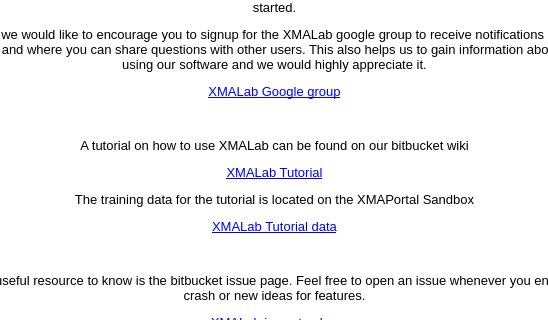
XROMMPackages/xmalab, file src/ui/ui-files/WelcomeDialog.ui: the form before one commit; both pictures show x 91 to 639 and y 96 to 416 of the 731 by 786 pixel window.
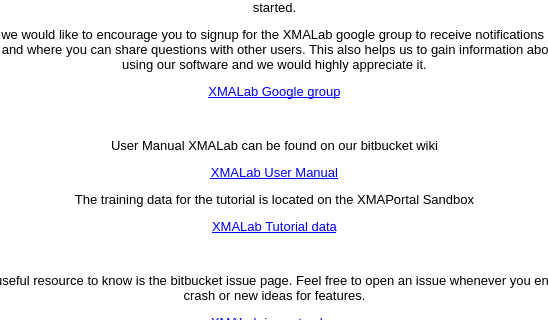
The form after the commit. Icons and pictures are not drawn.

Commit message: fixes #142 : Added more info to AboutDialiog and changed WelcomeDialog text

```diff
--- a/src/ui/ui-files/WelcomeDialog.ui
+++ b/src/ui/ui-files/WelcomeDialog.ui
@@ -100,25 +100,25 @@
            <string>&lt;!DOCTYPE HTML PUBLIC &quot;-//W3C//DTD HTML 4.0//EN&quot; &quot;http://www.w3.org/TR/REC-html40/strict.dtd&quot;&gt;
 &lt;html&gt;&lt;head&gt;&lt;meta name=&quot;qrichtext&quot; content=&quot;1&quot; /&gt;&lt;style type=&quot;text/css&quot;&gt;
 p, li { white-space: pre-wrap; }
-&lt;/style&gt;&lt;/head&gt;&lt;body style=&quot; font-family:'.Lucida Grande UI'; font-size:13pt; font-weight:400; font-style:normal;&quot;&gt;
-&lt;p style=&quot; margin-top:12px; margin-bottom:12px; margin-left:0px; margin-right:0px; -qt-block-indent:0; text-indent:0px;&quot;&gt;&lt;span style=&quot; font-family:'MS Shell Dlg 2'; font-size:12pt; font-weight:600; font-style:italic;&quot;&gt;Welcome to the XMALab&lt;/span&gt;&lt;/p&gt;
-&lt;p align=&quot;center&quot; style=&quot; margin-top:12px; margin-bottom:12px; margin-left:0px; margin-right:0px; -qt-block-indent:0; text-indent:0px;&quot;&gt;&lt;span style=&quot; font-family:'MS Shell Dlg 2'; font-size:10pt;&quot;&gt;Before you start using the program we would like to point you towards several resources which might help you to get started.&lt;/span&gt;&lt;/p&gt;
-&lt;p align=&quot;center&quot; style=&quot; margin-top:12px; margin-bottom:12px; margin-left:0px; margin-right:0px; -qt-block-indent:0; text-indent:0px;&quot;&gt;&lt;span style=&quot; font-family:'MS Shell Dlg 2'; font-size:10pt;&quot;&gt;First of all we would like to encourage you to signup for the XMALab google group to receive notifications about new releases and where you can share questions with other users. This also helps us to gain information about who is using our software and we would highly appreciate it.&lt;/span&gt;&lt;/p&gt;
-&lt;p align=&quot;center&quot; style=&quot; margin-top:12px; margin-bottom:12px; margin-left:0px; margin-right:0px; -qt-block-indent:0; text-indent:0px;&quot;&gt;&lt;a href=&quot;https://groups.google.com/a/brown.edu/forum/?hl=en#!forum/xmalab&quot;&gt;&lt;span style=&quot; font-family:'MS Shell Dlg 2'; font-size:10pt; text-decoration: underline; color:#0000ff;&quot;&gt;XMALab Google group&lt;/span&gt;&lt;/a&gt;&lt;/p&gt;
-&lt;p align=&quot;center&quot; style=&quot;-qt-paragraph-type:empty; margin-top:12px; margin-bottom:12px; margin-left:0px; margin-right:0px; -qt-block-indent:0; text-indent:0px; font-family:'MS Shell Dlg 2'; font-size:10pt; text-decoration: underline; color:#0000ff;&quot;&gt;&lt;br /&gt;&lt;/p&gt;
-&lt;p align=&quot;center&quot; style=&quot; margin-top:12px; margin-bottom:12px; margin-left:0px; margin-right:0px; -qt-block-indent:0; text-indent:0px;&quot;&gt;&lt;span style=&quot; font-family:'MS Shell Dlg 2'; font-size:10pt;&quot;&gt;A tutorial on how to use XMALab can be found on our bitbucket wiki&lt;/span&gt;&lt;/p&gt;
-&lt;p align=&quot;center&quot; style=&quot; margin-top:12px; margin-bottom:12px; margin-left:0px; margin-right:0px; -qt-block-indent:0; text-indent:0px;&quot;&gt;&lt;a href=&quot;https://bitbucket.org/xromm/xmalab/wiki/Home&quot;&gt;&lt;span style=&quot; font-family:'MS Shell Dlg 2'; font-size:10pt; text-decoration: underline; color:#0000ff;&quot;&gt;XMALab Tutorial&lt;/span&gt;&lt;/a&gt;&lt;/p&gt;
-&lt;p align=&quot;center&quot; style=&quot; margin-top:12px; margin-bottom:12px; margin-left:0px; margin-right:0px; -qt-block-indent:0; text-indent:0px;&quot;&gt;&lt;span style=&quot; font-family:'MS Shell Dlg 2'; font-size:10pt;&quot;&gt;The training data for the tutorial is located on the XMAPortal Sandbox&lt;/span&gt;&lt;/p&gt;
-&lt;p align=&quot;center&quot; style=&quot; margin-top:12px; margin-bottom:12px; margin-left:0px; margin-right:0px; -qt-block-indent:0; text-indent:0px;&quot;&gt;&lt;a href=&quot;http://xmaportal.org/sandbox/larequest.php?request=explorePublicStudy&amp;amp;StudyID=49&amp;amp;instit=SANDBOX1&quot;&gt;&lt;span style=&quot; font-family:'MS Shell Dlg 2'; font-size:10pt; text-decoration: underline; color:#0000ff;&quot;&gt;XMALab Tutorial data&lt;/span&gt;&lt;/a&gt;&lt;/p&gt;
-&lt;p align=&quot;center&quot; style=&quot;-qt-paragraph-type:empty; margin-top:12px; margin-bottom:12px; margin-left:0px; margin-right:0px; -qt-block-indent:0; text-indent:0px; font-family:'MS Shell Dlg 2'; font-size:10pt; text-decoration: underline; color:#0000ff;&quot;&gt;&lt;br /&gt;&lt;/p&gt;
-&lt;p align=&quot;center&quot; style=&quot; margin-top:12px; margin-bottom:12px; margin-left:0px; margin-right:0px; -qt-block-indent:0; text-indent:0px;&quot;&gt;&lt;span style=&quot; font-family:'MS Shell Dlg 2'; font-size:10pt;&quot;&gt;Another useful resource to know is the bitbucket issue page. Feel free to open an issue whenever you encounter a crash or new ideas for features.&lt;/span&gt;&lt;/p&gt;
-&lt;p align=&quot;center&quot; style=&quot; margin-top:12px; margin-bottom:12px; margin-left:0px; margin-right:0px; -qt-block-indent:0; text-indent:0px;&quot;&gt;&lt;a href=&quot;https://bitbucket.org/account/signin/?next=/xromm/xmalab/issues/new&quot;&gt;&lt;span style=&quot; font-family:'MS Shell Dlg 2'; font-size:10pt; text-decoration: underline; color:#0000ff;&quot;&gt;XMALab issue tracker&lt;/span&gt;&lt;/a&gt;&lt;/p&gt;
-&lt;p align=&quot;center&quot; style=&quot;-qt-paragraph-type:empty; margin-top:12px; margin-bottom:12px; margin-left:0px; margin-right:0px; -qt-block-indent:0; text-indent:0px; font-family:'MS Shell Dlg 2'; font-size:10pt; text-decoration: underline; color:#0000ff;&quot;&gt;&lt;br /&gt;&lt;/p&gt;
-&lt;p align=&quot;center&quot; style=&quot; margin-top:12px; margin-bottom:12px; margin-left:0px; margin-right:0px; -qt-block-indent:0; text-indent:0px;&quot;&gt;&lt;span style=&quot; font-family:'MS Shell Dlg 2'; font-size:10pt;&quot;&gt;Finally we would like to ask you to please cite our validation paper published in the Journal of Experimental Biology when you use XMALab when publishing your research. &lt;/span&gt;&lt;/p&gt;
-&lt;p align=&quot;center&quot; style=&quot; margin-top:12px; margin-bottom:12px; margin-left:0px; margin-right:0px; -qt-block-indent:0; text-indent:0px;&quot;&gt;&lt;a href=&quot;http://jeb.biologists.org/content/early/2016/09/21/jeb.145383&quot;&gt;&lt;span style=&quot; font-family:'MS Shell Dlg 2'; font-size:10pt; text-decoration: underline; color:#0000ff;&quot;&gt;Validation of XMALab software for marker-based XROMM&lt;/span&gt;&lt;/a&gt;&lt;/p&gt;
-&lt;p align=&quot;center&quot; style=&quot;-qt-paragraph-type:empty; margin-top:12px; margin-bottom:12px; margin-left:0px; margin-right:0px; -qt-block-indent:0; text-indent:0px; font-family:'MS Shell Dlg 2'; font-size:10pt; text-decoration: underline; color:#0000ff;&quot;&gt;&lt;br /&gt;&lt;/p&gt;
-&lt;p align=&quot;center&quot; style=&quot; margin-top:12px; margin-bottom:12px; margin-left:0px; margin-right:0px; -qt-block-indent:0; text-indent:0px;&quot;&gt;&lt;span style=&quot; font-family:'MS Shell Dlg 2'; font-size:10pt;&quot;&gt;You can also find most of the information in this dialog in the Help and About dialog of XMALab&lt;/span&gt;&lt;/p&gt;
-&lt;p align=&quot;center&quot; style=&quot; margin-top:12px; margin-bottom:12px; margin-left:0px; margin-right:0px; -qt-block-indent:0; text-indent:0px;&quot;&gt;&lt;span style=&quot; font-family:'MS Shell Dlg 2'; font-size:10pt;&quot;&gt;We hope you enjoy working with XMALab. &lt;/span&gt;&lt;/p&gt;&lt;/body&gt;&lt;/html&gt;</string>
+&lt;/style&gt;&lt;/head&gt;&lt;body style=&quot; font-family:'MS Shell Dlg 2'; font-size:8.25pt; font-weight:400; font-style:normal;&quot;&gt;
+&lt;p style=&quot; margin-top:12px; margin-bottom:12px; margin-left:0px; margin-right:0px; -qt-block-indent:0; text-indent:0px;&quot;&gt;&lt;span style=&quot; font-size:12pt; font-weight:600; font-style:italic;&quot;&gt;Welcome to the XMALab&lt;/span&gt;&lt;/p&gt;
+&lt;p align=&quot;center&quot; style=&quot; margin-top:12px; margin-bottom:12px; margin-left:0px; margin-right:0px; -qt-block-indent:0; text-indent:0px;&quot;&gt;&lt;span style=&quot; font-size:10pt;&quot;&gt;Before you start using the program we would like to point you towards several resources which might help you to get started.&lt;/span&gt;&lt;/p&gt;
+&lt;p align=&quot;center&quot; style=&quot; margin-top:12px; margin-bottom:12px; margin-left:0px; margin-right:0px; -qt-block-indent:0; text-indent:0px;&quot;&gt;&lt;span style=&quot; font-size:10pt;&quot;&gt;First of all we would like to encourage you to signup for the XMALab google group to receive notifications about new releases and where you can share questions with other users. This also helps us to gain information about who is using our software and we would highly appreciate it.&lt;/span&gt;&lt;/p&gt;
+&lt;p align=&quot;center&quot; style=&quot; margin-top:12px; margin-bottom:12px; margin-left:0px; margin-right:0px; -qt-block-indent:0; text-indent:0px;&quot;&gt;&lt;a href=&quot;https://groups.google.com/a/brown.edu/forum/?hl=en#!forum/xmalab&quot;&gt;&lt;span style=&quot; font-size:10pt; text-decoration: underline; color:#0000ff;&quot;&gt;XMALab Google group&lt;/span&gt;&lt;/a&gt;&lt;/p&gt;
+&lt;p align=&quot;center&quot; style=&quot;-qt-paragraph-type:empty; margin-top:12px; margin-bottom:12px; margin-left:0px; margin-right:0px; -qt-block-indent:0; text-indent:0px; font-size:10pt; text-decoration: underline; color:#0000ff;&quot;&gt;&lt;br /&gt;&lt;/p&gt;
+&lt;p align=&quot;center&quot; style=&quot; margin-top:12px; margin-bottom:12px; margin-left:0px; margin-right:0px; -qt-block-indent:0; text-indent:0px;&quot;&gt;&lt;span style=&quot; font-size:10pt;&quot;&gt;User Manual XMALab can be found on our bitbucket wiki&lt;/span&gt;&lt;/p&gt;
+&lt;p align=&quot;center&quot; style=&quot; margin-top:12px; margin-bottom:12px; margin-left:0px; margin-right:0px; -qt-block-indent:0; text-indent:0px;&quot;&gt;&lt;a href=&quot;https://bitbucket.org/xromm/xmalab/wiki/Home&quot;&gt;&lt;span style=&quot; font-size:10pt; text-decoration: underline; color:#0000ff;&quot;&gt;XMALab User Manual&lt;/span&gt;&lt;/a&gt;&lt;/p&gt;
+&lt;p align=&quot;center&quot; style=&quot; margin-top:12px; margin-bottom:12px; margin-left:0px; margin-right:0px; -qt-block-indent:0; text-indent:0px;&quot;&gt;&lt;span style=&quot; font-size:10pt;&quot;&gt;The training data for the tutorial is located on the XMAPortal Sandbox&lt;/span&gt;&lt;/p&gt;
+&lt;p align=&quot;center&quot; style=&quot; margin-top:12px; margin-bottom:12px; margin-left:0px; margin-right:0px; -qt-block-indent:0; text-indent:0px;&quot;&gt;&lt;a href=&quot;http://xmaportal.org/sandbox/larequest.php?request=explorePublicStudy&amp;amp;StudyID=49&amp;amp;instit=SANDBOX1&quot;&gt;&lt;span style=&quot; font-size:10pt; text-decoration: underline; color:#0000ff;&quot;&gt;XMALab Tutorial data&lt;/span&gt;&lt;/a&gt;&lt;/p&gt;
+&lt;p align=&quot;center&quot; style=&quot;-qt-paragraph-type:empty; margin-top:12px; margin-bottom:12px; margin-left:0px; margin-right:0px; -qt-block-indent:0; text-indent:0px; font-size:10pt; text-decoration: underline; color:#0000ff;&quot;&gt;&lt;br /&gt;&lt;/p&gt;
+&lt;p align=&quot;center&quot; style=&quot; margin-top:12px; margin-bottom:12px; margin-left:0px; margin-right:0px; -qt-block-indent:0; text-indent:0px;&quot;&gt;&lt;span style=&quot; font-size:10pt;&quot;&gt;Another useful resource to know is the bitbucket issue page. Feel free to open an issue whenever you encounter a crash or new ideas for features.&lt;/span&gt;&lt;/p&gt;
+&lt;p align=&quot;center&quot; style=&quot; margin-top:12px; margin-bottom:12px; margin-left:0px; margin-right:0px; -qt-block-indent:0; text-indent:0px;&quot;&gt;&lt;a href=&quot;https://bitbucket.org/account/signin/?next=/xromm/xmalab/issues/new&quot;&gt;&lt;span style=&quot; font-size:10pt; text-decoration: underline; color:#0000ff;&quot;&gt;XMALab issue tracker&lt;/span&gt;&lt;/a&gt;&lt;/p&gt;
+&lt;p align=&quot;center&quot; style=&quot;-qt-paragraph-type:empty; margin-top:12px; margin-bottom:12px; margin-left:0px; margin-right:0px; -qt-block-indent:0; text-indent:0px; font-size:10pt; text-decoration: underline; color:#0000ff;&quot;&gt;&lt;br /&gt;&lt;/p&gt;
+&lt;p align=&quot;center&quot; style=&quot; margin-top:12px; margin-bottom:12px; margin-left:0px; margin-right:0px; -qt-block-indent:0; text-indent:0px;&quot;&gt;&lt;span style=&quot; font-size:10pt;&quot;&gt;Finally we would like to ask you to please cite our validation paper published in the Journal of Experimental Biology when you use XMALab when publishing your research. &lt;/span&gt;&lt;/p&gt;
+&lt;p align=&quot;center&quot; style=&quot; margin-top:12px; margin-bottom:12px; margin-left:0px; margin-right:0px; -qt-block-indent:0; text-indent:0px;&quot;&gt;&lt;a href=&quot;http://jeb.biologists.org/content/219/23/3701&quot;&gt;&lt;span style=&quot; font-size:10pt; text-decoration: underline; color:#0000ff;&quot;&gt;Validation of XMALab software for marker-based XROMM&lt;/span&gt;&lt;/a&gt;&lt;/p&gt;
+&lt;p align=&quot;center&quot; style=&quot;-qt-paragraph-type:empty; margin-top:12px; margin-bottom:12px; margin-left:0px; margin-right:0px; -qt-block-indent:0; text-indent:0px; font-size:10pt; text-decoration: underline; color:#0000ff;&quot;&gt;&lt;br /&gt;&lt;/p&gt;
+&lt;p align=&quot;center&quot; style=&quot; margin-top:12px; margin-bottom:12px; margin-left:0px; margin-right:0px; -qt-block-indent:0; text-indent:0px;&quot;&gt;&lt;span style=&quot; font-size:10pt;&quot;&gt;You can also find most of the information in this dialog in the Help and About dialog of XMALab&lt;/span&gt;&lt;/p&gt;
+&lt;p align=&quot;center&quot; style=&quot; margin-top:12px; margin-bottom:12px; margin-left:0px; margin-right:0px; -qt-block-indent:0; text-indent:0px;&quot;&gt;&lt;span style=&quot; font-size:10pt;&quot;&gt;We hope you enjoy working with XMALab. &lt;/span&gt;&lt;/p&gt;&lt;/body&gt;&lt;/html&gt;</string>
           </property>
           <property name="openExternalLinks">
            <bool>true</bool>
```
The commit also changes 1 other file.
